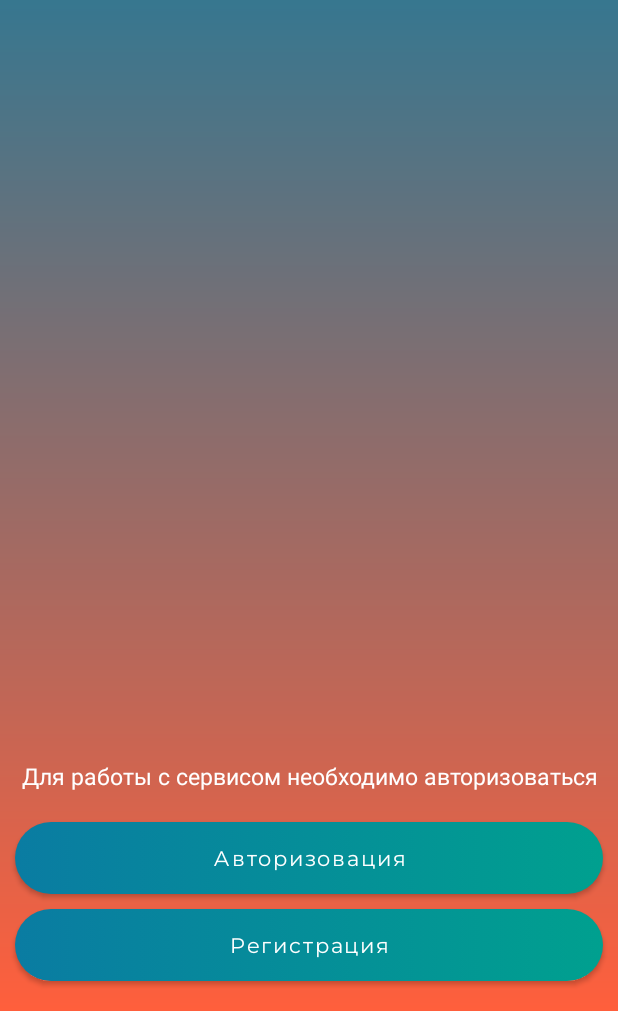
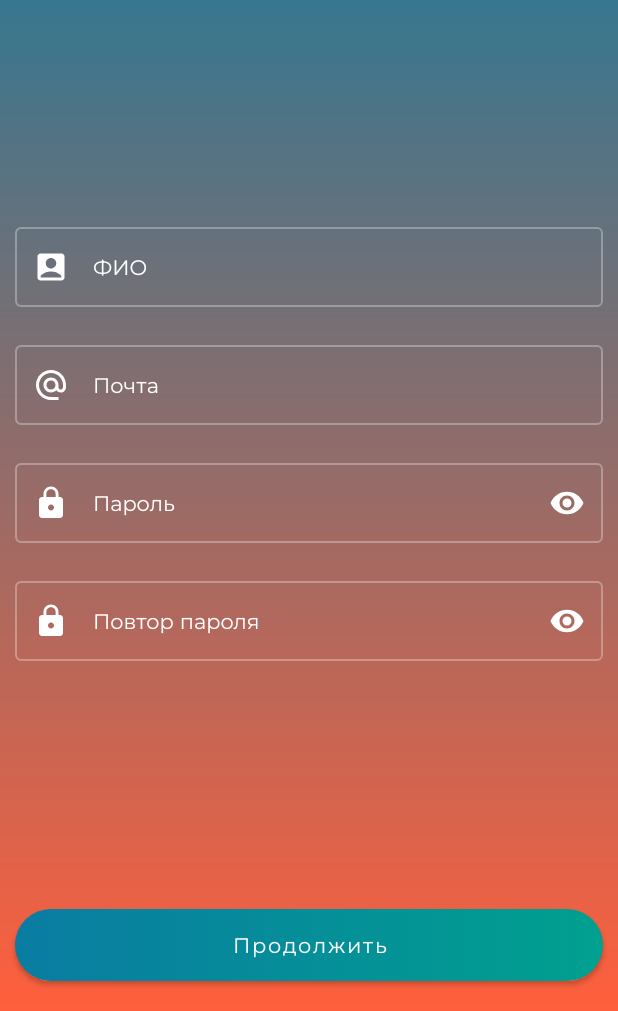
Before and after one commit to Ekaterina-El/Speech-ART, an Android app: the screen it shows after launch (MainActivity), after a tap on "Регистрация", on a phone screen of 412 x 824 dp, the part 225-1236 px from its top. Run offline under Robolectric (Android 15) with nearby library versions, the light colour scheme and no system bars; our stand-ins replace data binding; Roboto replaces fonts that are not available here.

Commit message:
Added sign up screen

```diff
--- /dev/null
+++ b/app/src/main/java/el/ka/speechart/view/ui/auth/SignUpFragment.kt
@@ -0,0 +1,45 @@
+package el.ka.speechart.view.ui.auth
+
+import android.os.Bundle
+import android.util.Log
+import android.view.LayoutInflater
+import android.view.View
+import android.view.ViewGroup
+import android.widget.Toast
+import androidx.lifecycle.ViewModelProvider
+import el.ka.speechart.R
+import el.ka.speechart.databinding.LoginFragmentBinding
+import el.ka.speechart.databinding.SingUpFragmentBinding
+import el.ka.speechart.databinding.WelcomeFragmentBinding
+import el.ka.speechart.view.ui.BaseFragment
+import el.ka.speechart.viewModel.LoginViewModel
+import el.ka.speechart.viewModel.SignUpViewModel
+
+class SignUpFragment: BaseFragment() {
+  private lateinit var viewModel: SignUpViewModel
+  private lateinit var binding: SingUpFragmentBinding
+
+  override fun onCreateView(
+    inflater: LayoutInflater,
+    container: ViewGroup?,
+    savedInstanceState: Bundle?
+  ): View {
+    requireActivity().window.statusBarColor = requireContext().getColor(R.color.primary_color_dark)
+
+    viewModel = ViewModelProvider(this)[SignUpViewModel::class.java]
+    binding = SingUpFragmentBinding.inflate(layoutInflater)
+    binding.apply {
+      viewModel = this@SignUpFragment.viewModel
+      master = this@SignUpFragment
+      lifecycleOwner = viewLifecycleOwner
+
+    }
+    return binding.root
+  }
+
+
+  fun goRegistration() {
+    val s = "${viewModel.email.value} : ${viewModel.password.value} : ${viewModel.fullName.value} : ${viewModel.passwordRepeat.value}"
+    Log.d("goRegistration", s)
+  }
+}
--- a/app/src/main/java/el/ka/speechart/view/ui/auth/WelcomeFragment.kt
+++ b/app/src/main/java/el/ka/speechart/view/ui/auth/WelcomeFragment.kt
@@ -29,7 +29,7 @@ class WelcomeFragment: BaseFragment() {
   }
 
   fun goSignUp() {
-
+    findNavController().navigate(R.id.action_welcomeFragment_to_signUpFragment)
   }
 
   fun goLogIn() {
--- /dev/null
+++ b/app/src/main/java/el/ka/speechart/viewModel/SignUpViewModel.kt
@@ -0,0 +1,11 @@
+package el.ka.speechart.viewModel
+
+import android.app.Application
+import androidx.lifecycle.MutableLiveData
+
+class SignUpViewModel(application: Application) : BaseViewModel(application) {
+  val fullName = MutableLiveData("")
+  val email = MutableLiveData("")
+  val password = MutableLiveData("")
+  val passwordRepeat = MutableLiveData("")
+}
--- /dev/null
+++ b/app/src/main/res/drawable/ic_user.xml
@@ -0,0 +1,5 @@
+<vector android:height="24dp" android:tint="#000000"
+    android:viewportHeight="24" android:viewportWidth="24"
+    android:width="24dp" xmlns:android="http://schemas.android.com/apk/res/android">
+    <path android:fillColor="@android:color/white" android:pathData="M19,3H5C3.9,3 3,3.9 3,5v14c0,1.1 0.9,2 2,2h14c1.1,0 2,-0.9 2,-2V5C21,3.9 20.1,3 19,3zM12,6c1.93,0 3.5,1.57 3.5,3.5c0,1.93 -1.57,3.5 -3.5,3.5s-3.5,-1.57 -3.5,-3.5C8.5,7.57 10.07,6 12,6zM19,19H5v-0.23c0,-0.62 0.28,-1.2 0.76,-1.58C7.47,15.82 9.64,15 12,15s4.53,0.82 6.24,2.19c0.48,0.38 0.76,0.97 0.76,1.58V19z"/>
+</vector>
--- /dev/null
+++ b/app/src/main/res/layout/sing_up_fragment.xml
@@ -0,0 +1,136 @@
+<?xml version="1.0" encoding="utf-8"?>
+<layout xmlns:android="http://schemas.android.com/apk/res/android"
+  xmlns:app="http://schemas.android.com/apk/res-auto">
+
+  <data>
+
+    <variable
+      name="master"
+      type="el.ka.speechart.view.ui.auth.SignUpFragment" />
+
+    <variable
+      name="viewModel"
+      type="el.ka.speechart.viewModel.SignUpViewModel" />
+  </data>
+
+  <androidx.constraintlayout.widget.ConstraintLayout
+    android:layout_width="match_parent"
+    android:layout_height="match_parent">
+
+    <ImageView
+      android:id="@+id/imageBg"
+      android:layout_width="0dp"
+      android:layout_height="0dp"
+      android:scaleType="centerCrop"
+      android:src="@drawable/bg"
+      app:layout_constraintBottom_toBottomOf="parent"
+      app:layout_constraintEnd_toEndOf="parent"
+      app:layout_constraintStart_toStartOf="parent"
+      app:layout_constraintTop_toTopOf="parent" />
+
+    <ImageView
+      android:id="@+id/logo"
+      android:layout_width="120dp"
+      android:layout_height="120dp"
+      android:layout_marginTop="30dp"
+      android:src="@drawable/logo"
+      app:layout_constraintEnd_toEndOf="parent"
+      app:layout_constraintStart_toStartOf="parent"
+      app:layout_constraintTop_toTopOf="parent" />
+
+    <LinearLayout
+      android:layout_width="match_parent"
+      android:layout_height="wrap_content"
+      android:layout_marginHorizontal="@dimen/app_padding"
+      android:orientation="vertical"
+      app:layout_constraintBottom_toTopOf="@id/buttonLogin"
+      app:layout_constraintEnd_toEndOf="parent"
+      app:layout_constraintStart_toStartOf="parent"
+      app:layout_constraintTop_toBottomOf="@id/logo">
+
+      <com.google.android.material.textfield.TextInputLayout
+        android:id="@+id/layoutUserName"
+        style="@style/FieldWrapper"
+        android:layout_width="match_parent"
+        android:layout_height="wrap_content"
+        android:hint="@string/user_name"
+        app:startIconDrawable="@drawable/ic_user">
+
+        <com.google.android.material.textfield.TextInputEditText
+          style="@style/FieldContent"
+          android:autofillHints="username"
+          android:imeOptions="actionNext"
+          android:inputType="textPersonName"
+          android:text="@={viewModel.fullName}" />
+      </com.google.android.material.textfield.TextInputLayout>
+
+
+      <com.google.android.material.textfield.TextInputLayout
+        android:id="@+id/layoutEmail"
+        style="@style/FieldWrapper"
+        android:layout_width="match_parent"
+        android:layout_height="wrap_content"
+        android:hint="@string/email"
+        app:startIconDrawable="@drawable/ic_email">
+
+        <com.google.android.material.textfield.TextInputEditText
+          style="@style/FieldContent"
+          android:autofillHints="emailAddress"
+          android:imeOptions="actionNext"
+          android:inputType="textEmailAddress"
+          android:text="@={viewModel.email}" />
+      </com.google.android.material.textfield.TextInputLayout>
+
+      <com.google.android.material.textfield.TextInputLayout
+        android:id="@+id/layoutPassword"
+        style="@style/FieldWrapper"
+        android:layout_width="match_parent"
+        android:layout_height="wrap_content"
+        android:autofillHints="password"
+        app:passwordToggleEnabled="true"
+        app:passwordToggleTint="@color/on_primary_color"
+        android:hint="@string/password"
+        app:startIconDrawable="@drawable/ic_lock">
+
+        <com.google.android.material.textfield.TextInputEditText
+          style="@style/FieldContent"
+          android:autofillHints="password"
+          android:imeOptions="actionSend"
+          android:inputType="textPassword"
+          android:text="@={viewModel.password}" />
+      </com.google.android.material.textfield.TextInputLayout>
+
+      <com.google.android.material.textfield.TextInputLayout
+        android:id="@+id/layoutPasswordRepeat"
+        style="@style/FieldWrapper"
+        android:layout_width="match_parent"
+        android:layout_height="wrap_content"
+        android:autofillHints="password"
+        app:passwordToggleEnabled="true"
+        app:passwordToggleTint="@color/on_primary_color"
+        android:hint="@string/passwordRepeat"
+        app:startIconDrawable="@drawable/ic_lock">
+
+        <com.google.android.material.textfield.TextInputEditText
+          style="@style/FieldContent"
+          android:autofillHints="password"
+          android:imeOptions="actionSend"
+          android:inputType="textPassword"
+          android:text="@={viewModel.passwordRepeat}" />
+      </com.google.android.material.textfield.TextInputLayout>
+    </LinearLayout>
+
+
+    <Button
+      android:id="@+id/buttonLogin"
+      style="@style/button.fill"
+      android:layout_marginHorizontal="@dimen/app_padding"
+      android:layout_marginBottom="20dp"
+      android:onClick="@{() -> master.goRegistration()}"
+      android:text="@string/continue_text"
+      app:backgroundTint="@null"
+      app:layout_constraintBottom_toBottomOf="parent"
+      app:layout_constraintEnd_toEndOf="parent"
+      app:layout_constraintStart_toStartOf="parent" />
+  </androidx.constraintlayout.widget.ConstraintLayout>
+</layout>
--- a/app/src/main/res/navigation/nav_graph.xml
+++ b/app/src/main/res/navigation/nav_graph.xml
@@ -21,10 +21,18 @@
     <action
       android:id="@+id/action_welcomeFragment_to_loginFragment"
       app:destination="@id/loginFragment" />
+    <action
+      android:id="@+id/action_welcomeFragment_to_signUpFragment"
+      app:destination="@id/signUpFragment" />
   </fragment>
   <fragment
     android:id="@+id/loginFragment"
     tools:layout="@layout/login_fragment"
     android:name="el.ka.speechart.view.ui.auth.LoginFragment"
     android:label="LoginFragment" />
+  <fragment
+    android:id="@+id/signUpFragment"
+    tools:layout="@layout/sing_up_fragment"
+    android:name="el.ka.speechart.view.ui.auth.SignUpFragment"
+    android:label="SignUpFragment" />
 </navigation>
--- a/app/src/main/res/values/strings.xml
+++ b/app/src/main/res/values/strings.xml
@@ -8,4 +8,6 @@
   <string name="password">Пароль</string>
   <string name="forgot_your_password">Восстановить доступ</string>
   <string name="continue_text">Продолжить</string>
+  <string name="user_name">ФИО</string>
+  <string name="passwordRepeat">Повтор пароля</string>
 </resources>
```
